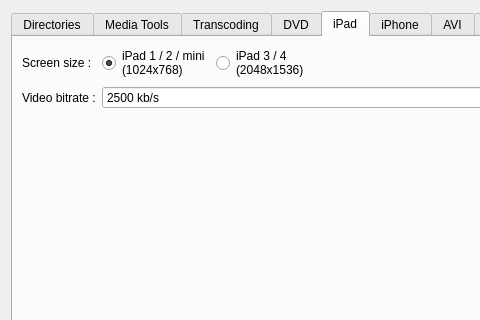
Qt form src/QtlMovie/QtlMovieEditSettings.ui (qtlmovie/qtlmovie) before a commit; both pictures show x 0 to 480 and y 0 to 320 of the 604 by 490 pixel window.
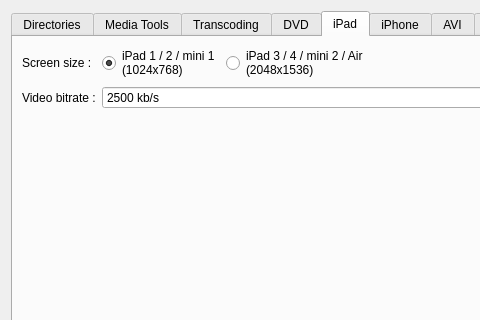
The same form after that commit. The open tabs and pages were chosen to show the change. Icons and pictures are not drawn. Custom widgets are drawn as their Qt base class.

Commit message: Fixed typos and translations

```diff
--- a/src/QtlMovie/QtlMovieEditSettings.ui
+++ b/src/QtlMovie/QtlMovieEditSettings.ui
@@ -667,7 +667,7 @@
        <item row="0" column="2">
         <widget class="QRadioButton" name="radioIpad34">
          <property name="text">
-          <string>iPad 3 / 4
+          <string>iPad 3 / 4 / mini 2 / Air
 (2048x1536)</string>
          </property>
         </widget>
@@ -675,7 +675,7 @@
        <item row="0" column="1">
         <widget class="QRadioButton" name="radioIpad12">
          <property name="text">
-          <string>iPad 1 / 2 / mini
+          <string>iPad 1 / 2 / mini 1
 (1024x768)</string>
          </property>
          <property name="checked">
```
The commit also changes 1 other file.
